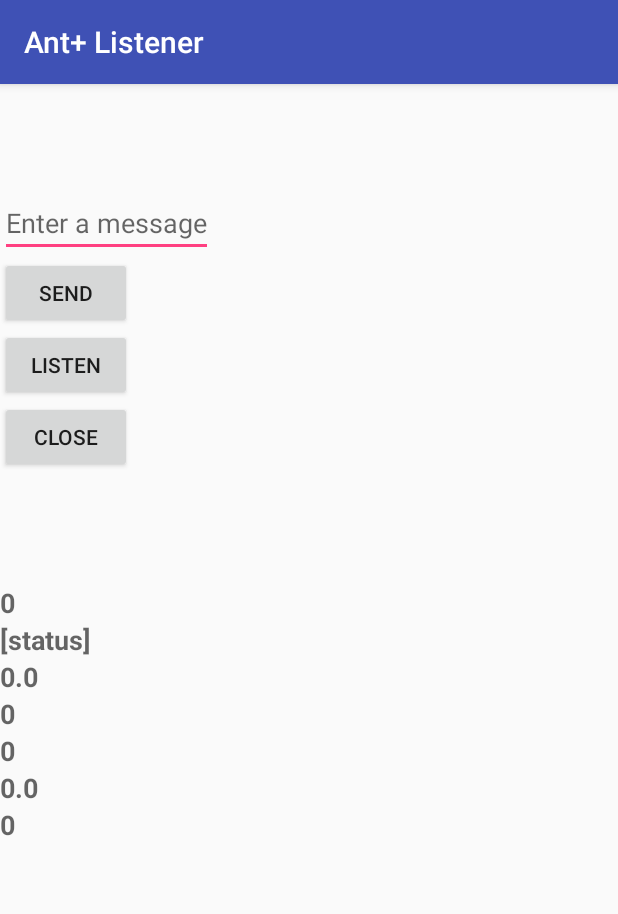
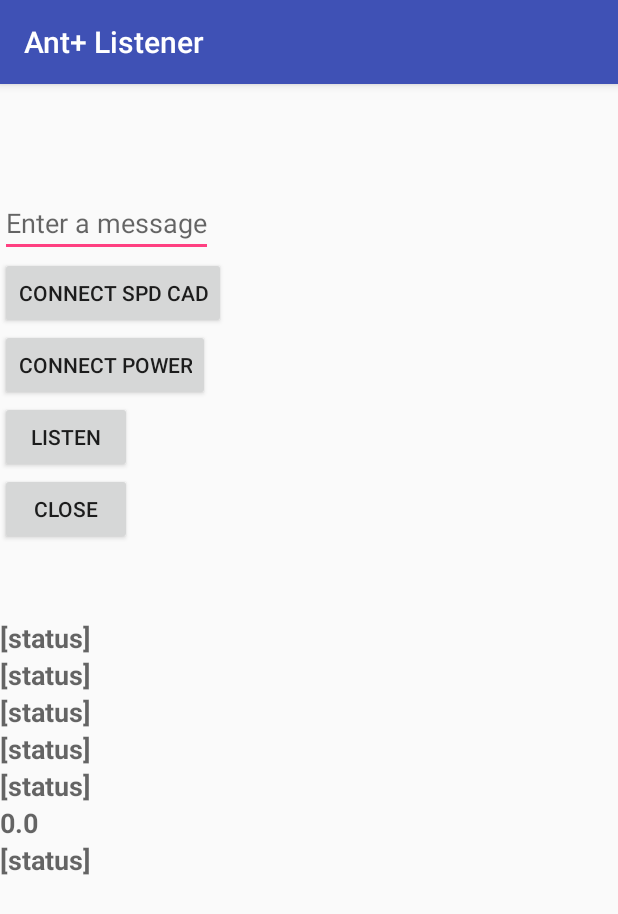
Before and after one commit to JohnBuckleyGitHub/antpluslistener, an Android app: the screen it shows after launch (MainActivity), after a tap on "LISTEN", on a phone screen of 412 x 824 dp. Shown: the top 914 px of the screen. Run offline under Robolectric (Android 15) with nearby library versions, the phone set to English and light mode, and no system bars; libraries missing offline, so code that uses them is left out: com.dsi.ant; 6 statements that could not run were skipped.

Commit message:
Power added with menu edit

```diff
--- a/app/src/main/java/org/homebrew/antpluslistener/MainActivity.java
+++ b/app/src/main/java/org/homebrew/antpluslistener/MainActivity.java
@@ -6,12 +6,18 @@ import android.view.View;
 import android.widget.TextView;
 
 public class MainActivity extends AppCompatActivity {
-    BikeSpeedDistanceSampler instanceObj = new BikeSpeedDistanceSampler(this, this);
-    TextView tv_status;
-    TextView tv_state;
-    TextView tv_code;
-    TextView tv_timeStamp;
-    TextView tv_eventFlags;
+    BikeSpeedDistanceSampler spdCadInstanceObj = new BikeSpeedDistanceSampler(this, this);
+    BikePowerSampler powerInstanceObj = new BikePowerSampler(this, this);
+    TextView tv_spdCadStatus;
+    TextView tv_spdCadState;
+    TextView tv_powerSource;
+    TextView tv_torqueSource;
+    TextView tv_powerStatus;
+    TextView tv_powerState;
+    TextView tv_torque;
+    TextView tv_power;
+    //    TextView tv_timeStamp;
+//    TextView tv_eventFlags;
     TextView tv_timeStampLast;
     TextView tv_cumrev;
     TextView tv_cadTimeStamp;
@@ -22,43 +28,47 @@ public class MainActivity extends AppCompatActivity {
     protected void onCreate(Bundle savedInstanceState) {
         super.onCreate(savedInstanceState);
         setContentView(R.layout.activity_main);
-        tv_status = (TextView)findViewById(R.id.textView_Status);
-        tv_state = (TextView)findViewById(R.id.textView_Status2);
-        tv_code = (TextView)findViewById(R.id.textView_Status3);
-        tv_timeStamp = (TextView)findViewById(R.id.textView_Status4);
-        tv_eventFlags = (TextView)findViewById(R.id.textView_Status5);
-        tv_timeStampLast = (TextView)findViewById(R.id.textView_Status6);
-        tv_cumrev = (TextView)findViewById(R.id.textView_Status7);
-        tv_cadTimeStamp = (TextView)findViewById(R.id.textView_Status8);
-        tv_cadTimeStampLast = (TextView)findViewById(R.id.textView_Status9);
+        tv_spdCadStatus = (TextView)findViewById(R.id.textView_Status);
+        tv_spdCadState = (TextView)findViewById(R.id.textView_Status2);
+        tv_powerSource = (TextView)findViewById(R.id.textView_Status3);
+        tv_powerStatus = (TextView)findViewById(R.id.textView_Status4);
+        tv_powerState = (TextView)findViewById(R.id.textView_Status5);
+        tv_power = (TextView)findViewById(R.id.textView_Status6);
+//        tv_timeStampLast = (TextView)findViewById(R.id.textView_Status6);
+        tv_torque = (TextView)findViewById(R.id.textView_Status7);
+//        tv_cumrev = (TextView)findViewById(R.id.textView_Status7);
+//        tv_cadTimeStamp = (TextView)findViewById(R.id.textView_Status8);
+        tv_torqueSource = (TextView)findViewById(R.id.textView_Status9);
         tv_cadCumrev = (TextView)findViewById(R.id.textView_Status10);
-
-        tv_status.setText("Name here");
+//        tv_cadCumrev = (TextView)findViewById(R.id.textView_Status10);
+        tv_spdCadStatus.setText("Name here");
     }
 
     /** Called when the user clicks the connect button */
     public void activateSearch(View view) {
-        instanceObj.resetPcc();
-
+        spdCadInstanceObj.resetPcc();
     }
-
+    /** Called when the user clicks the connect button */
+    public void activatePowerSearch(View view) {
+        powerInstanceObj.resetPcc();
+    }
     public void closeThreads(View view) {
-        instanceObj.closePcc();
-
+        spdCadInstanceObj.closePcc();
     }
 
     /** Called when the user clicks the Send button */
     public void momentaryListen(View view) {
-        tv_status.setText(instanceObj.resultsMap.get("spdDeviceName"));
-        tv_state.setText(instanceObj.resultsMap.get("spdDeviceState"));
-        tv_code.setText(instanceObj.resultsMap.get("spdResultCode"));
-        tv_timeStamp.setText(String.valueOf(instanceObj.spdEstTimestamp));
-        tv_eventFlags.setText(String.valueOf(instanceObj.spdEventFlags));
-        tv_timeStampLast.setText(String.valueOf(instanceObj.spdTimestampOfLastEvent));
-        tv_cumrev.setText(String.valueOf(instanceObj.spdCumulativeRevolutions));
-        tv_cadTimeStamp.setText(String.valueOf(instanceObj.cadEstTimestamp));
-        tv_cadTimeStampLast.setText(String.valueOf(instanceObj.cadTimestampOfLastEvent));
-        tv_cadCumrev.setText(String.valueOf(instanceObj.cadCumulativeRevolutions));
+        tv_spdCadStatus.setText(spdCadInstanceObj.resultsMap.get("spdDeviceName"));
+        tv_spdCadState.setText(spdCadInstanceObj.resultsMap.get("spdDeviceState"));
+        tv_powerSource.setText(powerInstanceObj.resultsMap.get("calculatedPowerSource"));
+        tv_powerStatus.setText(powerInstanceObj.resultsMap.get("powerDeviceName"));
+        tv_powerState.setText(powerInstanceObj.resultsMap.get("powerDeviceState"));
+        tv_torque.setText(String.valueOf(powerInstanceObj.calculatedTorque));
+        tv_power.setText(String.valueOf(powerInstanceObj.calculatedPower));
+//        tv_cumrev.setText(String.valueOf(spdCadInstanceObj.spdCumulativeRevolutions));
+//        tv_cadTimeStamp.setText(String.valueOf(spdCadInstanceObj.cadEstTimestamp));
+        tv_torqueSource.setText(String.valueOf(spdCadInstanceObj.cadTimestampOfLastEvent));
+        tv_cadCumrev.setText(powerInstanceObj.resultsMap.get("calculatedTorqueSource"));
 
     }
 
--- a/app/src/main/res/layout/activity_main.xml
+++ b/app/src/main/res/layout/activity_main.xml
@@ -13,8 +13,13 @@
     <Button
         android:layout_width="wrap_content"
         android:layout_height="wrap_content"
-        android:text="@string/button_send"
+        android:text="@string/button_connect"
         android:onClick="activateSearch" />
+    <Button
+        android:layout_width="wrap_content"
+        android:layout_height="wrap_content"
+        android:text="@string/button_powerConnect"
+        android:onClick="activatePowerSearch" />
     <Button
         android:layout_width="wrap_content"
         android:layout_height="wrap_content"
@@ -74,13 +79,7 @@
         android:text="[status]"
         android:textAppearance="?android:attr/textAppearanceMedium"
         android:textStyle="bold" />
-    <TextView
-        android:id="@+id/textView_Status8"
-        android:layout_width="wrap_content"
-        android:layout_height="wrap_content"
-        android:text="[status]"
-        android:textAppearance="?android:attr/textAppearanceMedium"
-        android:textStyle="bold" />
+
     <TextView
         android:id="@+id/textView_Status9"
         android:layout_width="wrap_content"
--- a/app/src/main/res/values/strings.xml
+++ b/app/src/main/res/values/strings.xml
@@ -2,7 +2,8 @@
 <resources>
     <string name="app_name">Ant+ Listener</string>
     <string name="edit_message">Enter a message</string>
-    <string name="button_send">Send</string>
+    <string name="button_connect">Connect Spd Cad</string>
+    <string name="button_powerConnect">Connect Power</string>
     <string name="button_listen">Listen</string>
     <string name="button_close">Close</string>
 </resources>
```
